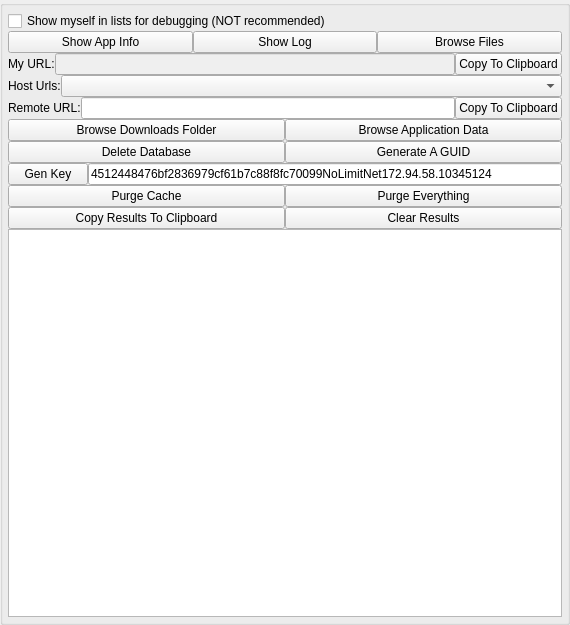
nolimitconnect/NoLimitConnect, file nolimitgui/CommonSrc/Forms/AppletTestAndDebug.ui: the form before one commit.
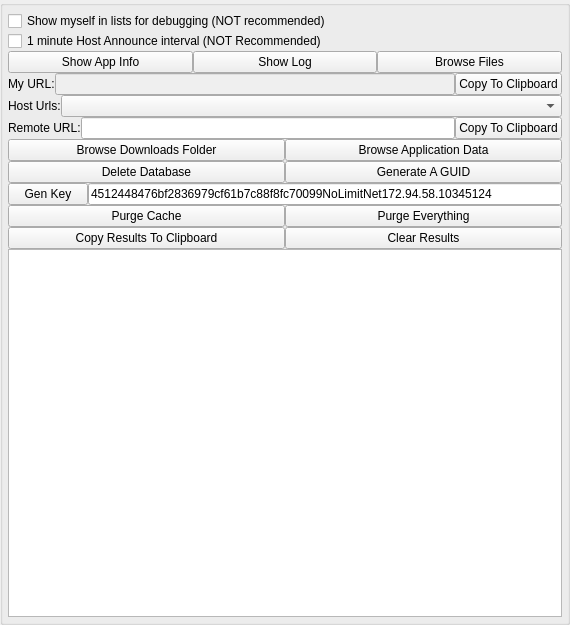
The form after the commit.

Commit message: Work on chat room hosted by network host, fix database not locked bug

The edit to the form file:
```diff
--- a/nolimitgui/CommonSrc/Forms/AppletTestAndDebug.ui
+++ b/nolimitgui/CommonSrc/Forms/AppletTestAndDebug.ui
@@ -87,6 +87,13 @@
         </property>
        </widget>
       </item>
+      <item>
+       <widget class="QCheckBox" name="m_FastHostAnnounceCheckBox">
+        <property name="text">
+         <string>1 minute Host Announce interval (NOT Recommended)</string>
+        </property>
+       </widget>
+      </item>
       <item>
        <layout class="QHBoxLayout" name="horizontalLayout">
         <item>
```
The commit also changes 16 other files.
